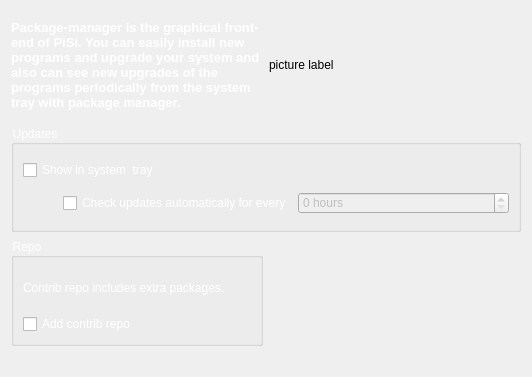
Old version of the form kde4/kaptan4/src/gui/packageWidget.ui in the repository pars-linux/uludag.
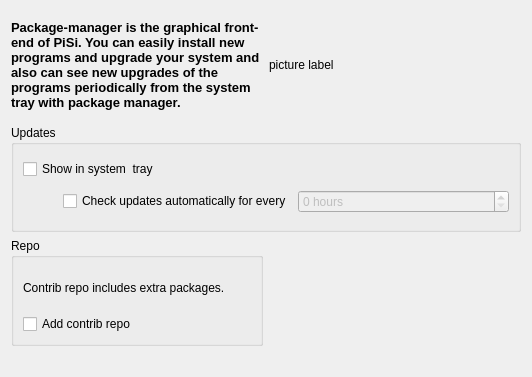
New version of the form.

Commit message: default color is not white anymore

Diff of the .ui file:
```diff
--- a/kde4/kaptan4/src/gui/packageWidget.ui
+++ b/kde4/kaptan4/src/gui/packageWidget.ui
@@ -19,7 +19,7 @@
      <item>
       <widget class="QLabel" name="labelKaptanIntro">
        <property name="styleSheet">
-        <string notr="true">color:white</string>
+        <string notr="true"/>
        </property>
        <property name="frameShadow">
         <enum>QFrame::Raised</enum>
@@ -48,9 +48,7 @@
    <item row="1" column="0" colspan="2">
     <widget class="QGroupBox" name="groupBoxUpdates">
      <property name="styleSheet">
-      <string notr="true"> QGroupBox::title { 
-color:white 
-}</string>
+      <string notr="true"/>
      </property>
      <property name="title">
       <string>Updates</string>
@@ -59,7 +57,7 @@
       <item>
        <widget class="QCheckBox" name="showTray">
         <property name="styleSheet">
-         <string notr="true">color:white</string>
+         <string notr="true"/>
         </property>
         <property name="text">
          <string>Show in system  tray</string>
@@ -87,7 +85,7 @@
         <item>
          <widget class="QCheckBox" name="checkUpdate">
           <property name="styleSheet">
-           <string notr="true">color:white</string>
+           <string notr="true"/>
           </property>
           <property name="text">
            <string>Check updates automatically for every</string>
@@ -112,10 +110,7 @@
    <item row="2" column="0">
     <widget class="QGroupBox" name="groupBoxRepo">
      <property name="styleSheet">
-      <string notr="true"> QGroupBox::title { 
-color:white 
-}
-</string>
+      <string notr="true"/>
      </property>
      <property name="title">
       <string>Repo</string>
@@ -124,7 +119,7 @@
       <item>
        <widget class="QLabel" name="label_3">
         <property name="styleSheet">
-         <string notr="true">color:white</string>
+         <string notr="true"/>
         </property>
         <property name="text">
          <string>Contrib repo includes extra packages.</string>
@@ -134,7 +129,7 @@
       <item>
        <widget class="QCheckBox" name="checkBoxContrib">
         <property name="styleSheet">
-         <string notr="true">color:white</string>
+         <string notr="true"/>
         </property>
         <property name="text">
          <string>Add contrib repo</string>
```
The commit also changes 10 other files.
